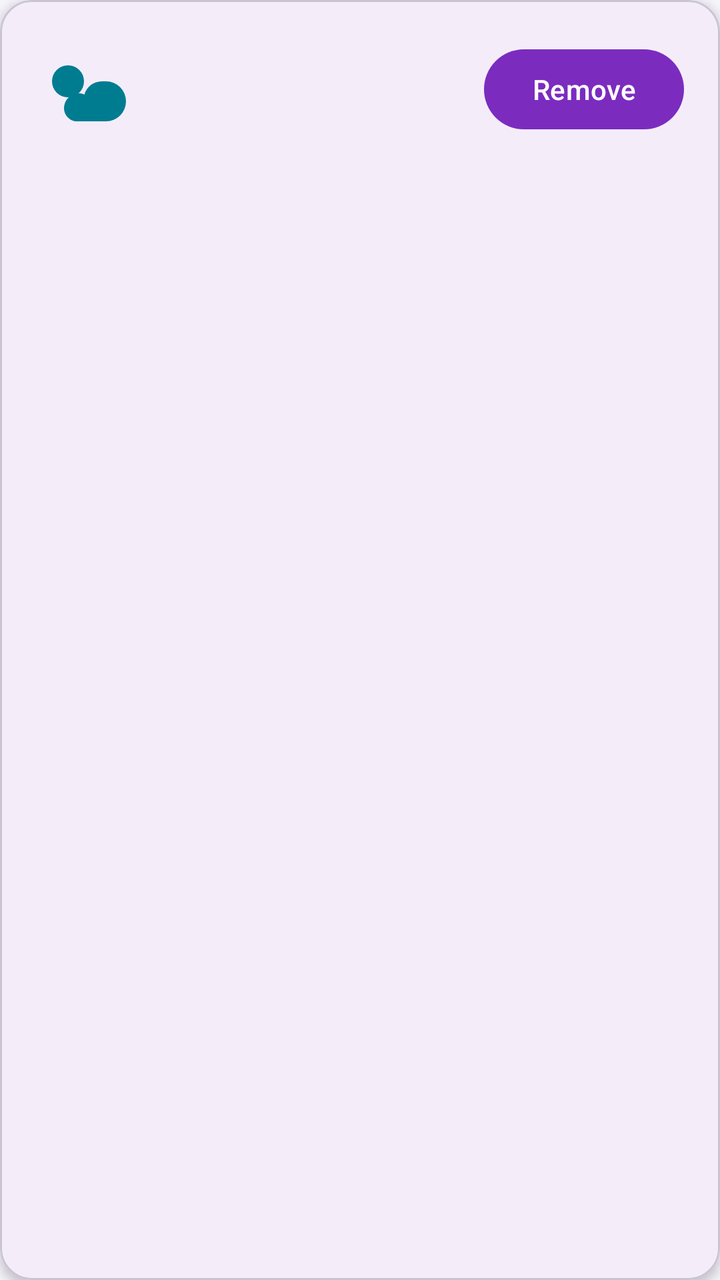
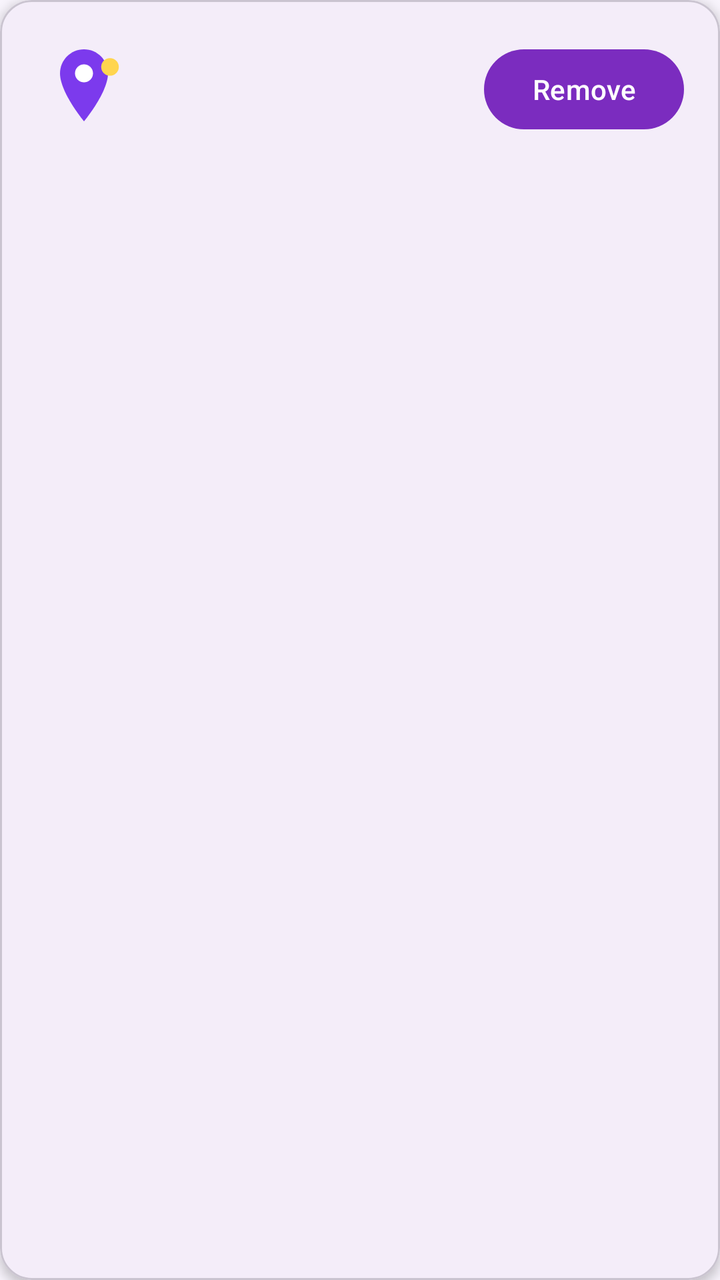

Two renders of the same Android screen: before a commit and after it. Below are the layout's source before the change and the commit's diff.
<!-- AndroidManifest.xml: application theme Theme.WeatherTrio -->
<!-- res/layout/item_saved_location.xml -->
<?xml version="1.0" encoding="utf-8"?>
<com.google.android.material.card.MaterialCardView
    xmlns:android="http://schemas.android.com/apk/res/android"
    xmlns:app="http://schemas.android.com/apk/res-auto"
    android:layout_width="match_parent"
    android:layout_height="wrap_content"
    android:layout_marginBottom="12dp"
    android:clickable="true"
    android:focusable="true"
    android:foreground="?attr/selectableItemBackground"
    app:cardBackgroundColor="@color/surface"
    app:cardCornerRadius="16dp"
    app:cardElevation="3dp">

    
    <LinearLayout
        android:layout_width="match_parent"
        android:layout_height="wrap_content"
        android:gravity="center_vertical"
        android:orientation="horizontal"
        android:padding="18dp">

        
        <ImageView
            android:id="@+id/imageSavedWeatherIcon"
            android:layout_width="48dp"
            android:layout_height="48dp"
            android:contentDescription="@string/weather_icon_description"
            android:src="@drawable/ic_weather_condition"
            app:tint="@color/secondary" />

        
        <LinearLayout
            android:layout_width="0dp"
            android:layout_height="wrap_content"
            android:layout_marginStart="16dp"
            android:layout_weight="1"
            android:orientation="vertical">

            <TextView
                android:id="@+id/textSavedCityName"
                android:layout_width="wrap_content"
                android:layout_height="wrap_content"
                android:textAppearance="@style/TextAppearance.WeatherTrio.Headline"
                android:textSize="22sp" />

            <TextView
                android:id="@+id/textSavedCountry"
                android:layout_width="wrap_content"
                android:layout_height="wrap_content"
                android:layout_marginTop="4dp"
                android:textAppearance="@style/TextAppearance.WeatherTrio.Body"
                android:textColor="@color/text_secondary" />

        </LinearLayout>

        
        <com.google.android.material.button.MaterialButton
            android:id="@+id/buttonRemoveSavedLocation"
            android:layout_width="wrap_content"
            android:layout_height="wrap_content"
            android:layout_marginStart="12dp"
            android:text="Remove"
            android:textAllCaps="false" />

    </LinearLayout>

</com.google.android.material.card.MaterialCardView>
<!-- resources referenced by this layout -->
<resources>
  <color name="secondary">#007C91</color>
  <color name="surface">#FFFFFF</color>
  <color name="text_secondary">#64586B</color>
  <!-- drawable ic_weather_condition (drawable) -->
  <?xml version="1.0" encoding="utf-8"?>
  <vector
      xmlns:android="http://schemas.android.com/apk/res/android"
      android:width="96dp"
      android:height="96dp"
      android:viewportWidth="24"
      android:viewportHeight="24">
  
      
      <path
          android:fillColor="@color/secondary"
          android:pathData="M8,6a4,4 0,1 0,0 8a4,4 0,0 0,0 -8z" />
  
      <path
          android:fillColor="@color/text_primary"
          android:pathData="M16.5,10c-2.1,0 -3.9,1.4 -4.4,3.3c-0.4,-0.2 -0.9,-0.3 -1.4,-0.3A3.7,3.7 0,0 0,7 16.7C7,18.5 8.5,20 10.3,20h7.2a5,5 0,0 0,0 -10z" />
  
  </vector>
  <string name="weather_icon_description">Weather condition icon</string>
  <style name="TextAppearance.WeatherTrio.Body" parent="TextAppearance.Material3.BodyMedium">
  
          <item name="android:textColor">@color/text_secondary</item>
          <item name="android:textSize">15sp</item>
          <item name="android:fontFamily">sans-serif</item>
  
      </style>
  <style name="TextAppearance.WeatherTrio.Headline" parent="TextAppearance.Material3.HeadlineMedium">
  
          <item name="android:textColor">@color/text_primary</item>
          <item name="android:textSize">28sp</item>
          <item name="android:fontFamily">sans-serif-medium</item>
  
      </style>
  <style name="Theme.WeatherTrio" parent="Theme.Material3.DayNight.NoActionBar">
  
          <item name="colorPrimary">@color/primary</item>
          <item name="colorOnPrimary">@color/on_primary</item>
  
          <item name="colorSecondary">@color/secondary</item>
          <item name="colorOnSecondary">@color/on_secondary</item>
  
          <item name="colorSurface">@color/surface</item>
          <item name="colorOnSurface">@color/text_primary</item>
  
          <item name="android:colorBackground">@color/background_main</item>
          <item name="android:windowBackground">@color/background_main</item>
  
          <item name="textAppearanceHeadlineMedium">@style/TextAppearance.WeatherTrio.Headline</item>
          <item name="textAppearanceBodyMedium">@style/TextAppearance.WeatherTrio.Body</item>
  
      </style>
  <color name="text_primary">#211527</color>
  <color name="primary">#7B2CBF</color>
  <color name="on_primary">#FFFFFF</color>
  <color name="on_secondary">#FFFFFF</color>
  <color name="background_main">#F8F4FC</color>
</resources>

<!-- the commit's change to res/layout/item_saved_location.xml (unified diff, before → after) -->
@@ -26,8 +26,7 @@
             android:layout_width="48dp"
             android:layout_height="48dp"
             android:contentDescription="@string/weather_icon_description"
-            android:src="@drawable/ic_weather_condition"
-            app:tint="@color/secondary" />
+            android:src="@drawable/ic_weather_condition" />
 
         
         <LinearLayout
<!-- resource entries referenced after the edit -->
@@ -1,6 +1,5 @@
 <!-- resources referenced by this layout -->
 <resources>
-  <color name="secondary">#007C91</color>
   <color name="surface">#FFFFFF</color>
   <color name="text_secondary">#64586B</color>
   <!-- drawable ic_weather_condition (drawable) -->
@@ -14,12 +13,18 @@
   
       
       <path
-          android:fillColor="@color/secondary"
-          android:pathData="M8,6a4,4 0,1 0,0 8a4,4 0,0 0,0 -8z" />
+          android:fillColor="@color/weather_icon_pin"
+          android:pathData="M12,2C8.69,2 6,4.69 6,8c0,4.79 6,12 6,12s6,-7.21 6,-12c0,-3.31 -2.69,-6 -6,-6z" />
   
+      
       <path
-          android:fillColor="@color/text_primary"
-          android:pathData="M16.5,10c-2.1,0 -3.9,1.4 -4.4,3.3c-0.4,-0.2 -0.9,-0.3 -1.4,-0.3A3.7,3.7 0,0 0,7 16.7C7,18.5 8.5,20 10.3,20h7.2a5,5 0,0 0,0 -10z" />
+          android:fillColor="@android:color/white"
+          android:pathData="M12,5.75a2.25,2.25 0,1 0,0 4.5a2.25,2.25 0,1 0,0 -4.5z" />
+  
+      
+      <path
+          android:fillColor="@color/weather_icon_sun"
+          android:pathData="M18.5,4.2a2.2,2.2 0,1 0,0 4.4a2.2,2.2 0,1 0,0 -4.4z" />
   
   </vector>
   <string name="weather_icon_description">Weather condition icon</string>
@@ -55,9 +60,12 @@
           <item name="textAppearanceBodyMedium">@style/TextAppearance.WeatherTrio.Body</item>
   
       </style>
+  <color name="weather_icon_pin">#7C3AED</color>
+  <color name="weather_icon_sun">#FFD54F</color>
   <color name="text_primary">#211527</color>
   <color name="primary">#7B2CBF</color>
   <color name="on_primary">#FFFFFF</color>
+  <color name="secondary">#007C91</color>
   <color name="on_secondary">#FFFFFF</color>
   <color name="background_main">#F8F4FC</color>
 </resources>
